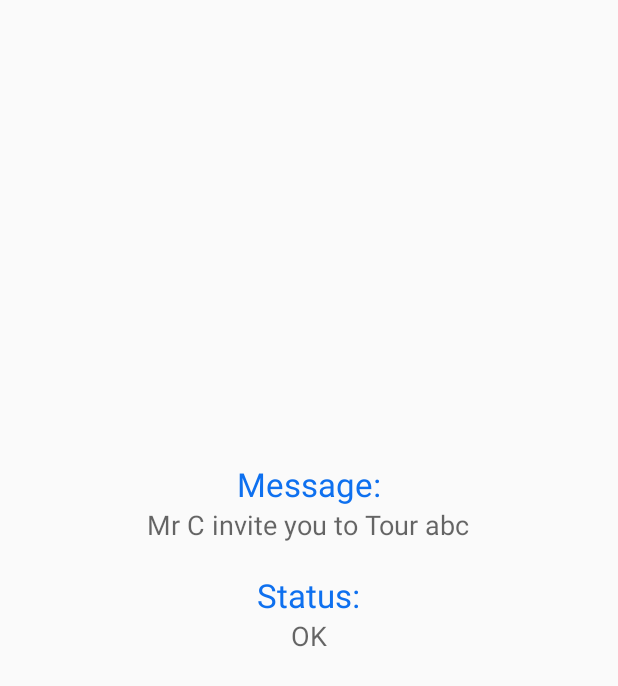
After one commit to datdo7549/Project_travel_assitant, an Android app: the Temp screen opened directly, with no data from a screen before it, on a phone screen of 412 x 824 dp. The commit adds this screen. Shown: the top 686 px of the screen. Run offline under Robolectric (Android 15) with nearby library versions, the phone set to English and light mode, and no system bars; 1 statement that could not run was skipped.

Commit message:
fix firebase notification, invite member

```diff
--- a/app/src/main/java/com/ygaps/travelapp/MainActivity.java
+++ b/app/src/main/java/com/ygaps/travelapp/MainActivity.java
@@ -69,8 +69,6 @@ public class MainActivity extends AppCompatActivity {
         int user_id_temp=bundle.getInt("user_id");
 
 
-
-
         SharedPreferences sharedPreferences = getSharedPreferences("com.ygaps.travel", Context.MODE_PRIVATE);
         SharedPreferences.Editor editor = sharedPreferences.edit();
         editor.putString("token_user",token);
@@ -79,8 +77,6 @@ public class MainActivity extends AppCompatActivity {
         setSupportActionBar(toolbar);
 
         Log.d("DLTK", token);
-
-
 
 
         actionBar = getSupportActionBar();
@@ -138,7 +134,7 @@ public class MainActivity extends AppCompatActivity {
         return user_id;
     }
 
-    public void sendTokenToServer(String token_user, String token_firebase)
+    public void sendTokenToServer(String token_user, String token_firebase) // token user and token_device
     {
         String device_id= Settings.Secure.getString(getContentResolver(), Settings.Secure.ANDROID_ID);
         Map<String, String> map = new HashMap<>();
--- /dev/null
+++ b/app/src/main/java/com/ygaps/travelapp/Temp.java
@@ -0,0 +1,117 @@
+package com.ygaps.travelapp;
+
+import androidx.appcompat.app.AppCompatActivity;
+
+import android.app.NotificationManager;
+import android.content.Intent;
+import android.graphics.Color;
+import android.os.Bundle;
+import android.view.View;
+import android.widget.Button;
+import android.widget.LinearLayout;
+import android.widget.TextView;
+import android.widget.Toast;
+
+public class Temp extends AppCompatActivity {
+
+    public static final String ACCEPT_ACTION = "Accept";
+    public static final String DECLINE_ACTION = "Decline";
+    public static final String SHOW_ACTION = "Show";
+
+    private Intent intent;
+    private TextView tvMessage;
+    private TextView tvResponseStatus;
+    private Button btnAccept;
+    private Button btnDecline;
+    private LinearLayout layoutButton;
+
+    @Override
+    protected void onCreate(Bundle savedInstanceState) {
+        super.onCreate(savedInstanceState);
+        setContentView(R.layout.activity_temp);
+
+        mapping();
+        hideNotification();
+        addAction();
+    }
+
+    private void addAction() {
+        String action=intent.getAction();
+        if(action==null){
+            return;
+        }
+
+        switch (action)
+        {
+            case ACCEPT_ACTION:
+                acceptAction();
+                break;
+            case DECLINE_ACTION:
+                declineAction();
+                break;
+            case SHOW_ACTION:
+                showAction();
+                break;
+            default:
+                finish();
+                break;
+        }
+    }
+
+    private void showAction() {
+        layoutButton.setVisibility(LinearLayout.VISIBLE);
+        tvResponseStatus.setText("Waiting response...");
+        tvResponseStatus.setTextColor(Color.MAGENTA);
+    }
+
+    private void hideNotification() {
+        NotificationManager manager= (NotificationManager) getSystemService(NOTIFICATION_SERVICE);
+        manager.cancel(getIntent().getIntExtra("NOTIFICATION_ID",-1));
+    }
+
+    private void mapping() {
+        intent=getIntent();
+        tvMessage=findViewById(R.id.tvMessageContent);
+        tvResponseStatus=findViewById(R.id.tvResponseStatus);
+        btnAccept=findViewById(R.id.btnAccept);
+        btnDecline=findViewById(R.id.btnDecline);
+        layoutButton=findViewById(R.id.layoutButton);
+        layoutButton.setVisibility(LinearLayout.INVISIBLE);
+
+        Bundle layThongBao=new Bundle();
+        layThongBao=intent.getExtras();
+        tvMessage.setText(layThongBao.getString("MESSAGE_BODY"));
+
+        btnAccept.setOnClickListener(new View.OnClickListener() {
+            @Override
+            public void onClick(View view) {
+                layoutButton.setVisibility(LinearLayout.INVISIBLE);
+                acceptAction();
+            }
+        });
+
+        btnDecline.setOnClickListener(new View.OnClickListener() {
+            @Override
+            public void onClick(View view) {
+                layoutButton.setVisibility(LinearLayout.INVISIBLE);
+                declineAction();
+            }
+        });
+    }
+
+
+
+    private void declineAction() {
+        tvResponseStatus.setText("Declined!");
+        tvResponseStatus.setTextColor(Color.RED);
+        Toast.makeText(this,"You have been declined this invitation",Toast.LENGTH_SHORT);
+        // xu li tu choi o day
+    }
+
+    private void acceptAction() {
+        tvResponseStatus.setText("Accepted!");
+        tvResponseStatus.setTextColor(Color.GREEN);
+        Toast.makeText(this,"You have been accepted this invitation",Toast.LENGTH_SHORT);
+        // xu li dong y o day
+    }
+}
--- /dev/null
+++ b/app/src/main/res/drawable/border_radius_green_button.xml
@@ -0,0 +1,10 @@
+<?xml version="1.0" encoding="utf-8"?>
+<shape xmlns:android="http://schemas.android.com/apk/res/android"
+    android:shape="rectangle">
+
+    <corners android:radius="25dp"/>
+    <solid android:color="#17d117"/>
+    <stroke
+        android:width="1dp"
+        android:color="#4af563"/>
+</shape>
--- /dev/null
+++ b/app/src/main/res/drawable/border_radius_red_button.xml
@@ -0,0 +1,10 @@
+<?xml version="1.0" encoding="utf-8"?>
+<shape xmlns:android="http://schemas.android.com/apk/res/android"
+    android:shape="rectangle">
+
+    <corners android:radius="25dp"/>
+    <solid android:color="#f23838"/>
+    <stroke android:color="#E72020"
+        android:width="1dp"/>
+
+</shape>
--- /dev/null
+++ b/app/src/main/res/layout/activity_temp.xml
@@ -0,0 +1,82 @@
+<?xml version="1.0" encoding="utf-8"?>
+<LinearLayout xmlns:android="http://schemas.android.com/apk/res/android"
+    xmlns:app="http://schemas.android.com/apk/res-auto"
+    xmlns:tools="http://schemas.android.com/tools"
+    android:layout_width="match_parent"
+    android:layout_height="match_parent"
+    tools:context=".Temp">
+
+    <LinearLayout
+        android:layout_width="match_parent"
+        android:layout_height="wrap_content"
+        android:orientation="vertical"
+        android:gravity="center"
+        android:layout_gravity="center">
+        <TextView
+            android:layout_width="wrap_content"
+            android:layout_height="wrap_content"
+            android:text="Message:"
+            android:textColor="#0e70ef"
+            android:textAppearance="@style/TextAppearance.AppCompat.Large"/>
+
+        <TextView
+            android:id="@+id/tvMessageContent"
+            android:layout_width="wrap_content"
+            android:layout_height="wrap_content"
+            android:hint="Mr C invite you to Tour abc"
+            android:textAppearance="@style/TextAppearance.AppCompat.Medium"/>
+
+        <TextView
+            android:layout_width="wrap_content"
+            android:layout_height="wrap_content"
+            android:text="Status:"
+            android:textColor="#0e70ef"
+            android:textAppearance="@style/TextAppearance.AppCompat.Large"
+            android:layout_marginTop="20dp"/>
+
+        <TextView
+            android:id="@+id/tvResponseStatus"
+            android:layout_width="wrap_content"
+            android:layout_height="wrap_content"
+            android:textAppearance="@style/TextAppearance.AppCompat.Medium"
+            android:hint="OK"/>
+
+        <LinearLayout
+            android:id="@+id/layoutButton"
+            android:layout_width="match_parent"
+            android:layout_height="wrap_content"
+            android:orientation="horizontal"
+            android:gravity="center"
+            android:layout_marginTop="30dp"
+            android:layout_marginLeft="15dp"
+            android:layout_marginRight="15dp">
+
+            <Button
+                android:id="@+id/btnAccept"
+                android:layout_width="120dp"
+                android:layout_height="wrap_content"
+                android:padding="15dp"
+                android:text="Accept"
+                android:textColor="#fff"
+                android:textAllCaps="false"
+                android:background="@drawable/border_radius_green_button"/>
+
+
+            <Button
+                android:id="@+id/btnDecline"
+                android:layout_width="120dp"
+                android:layout_height="wrap_content"
+                android:padding="15dp"
+                android:text="Reject"
+                android:textColor="#fff"
+                android:layout_marginRight="20dp"
+                android:textAllCaps="false"
+                android:background="@drawable/border_radius_red_button"/>
+
+
+
+
+        </LinearLayout>
+    </LinearLayout>
+
+</LinearLayout>
```
Also changed, not shown: app/src/main/AndroidManifest.xml (+18 -10 lines), app/src/main/java/com/ygaps/travelapp/MyFireBaseService.java (+96 -45 lines), app/src/main/res/drawable/baseline_message_black_18dp.png (added), 6 other files.
